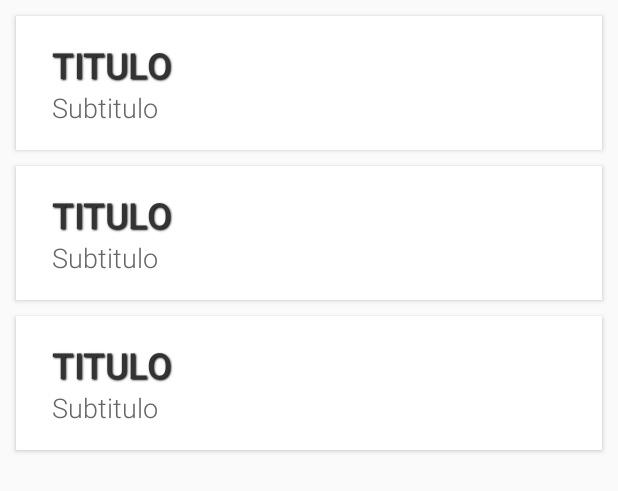
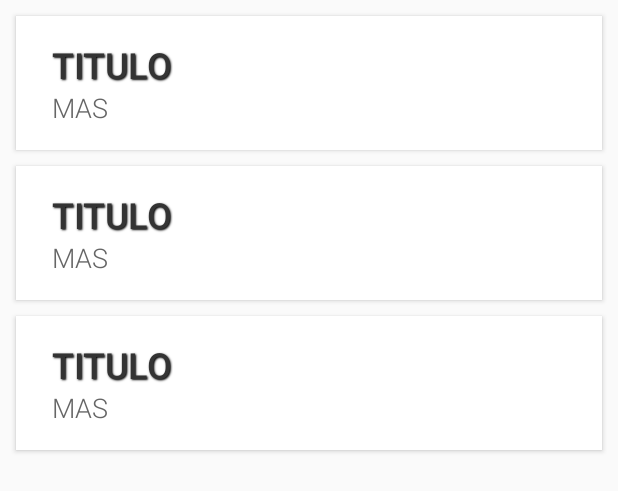
Before and after one commit to cess1/ProyectoMobil, an Android app: the layout activity_main.xml on its own in the app's theme, with its tools: preview values and no code run, on a phone screen of 412 x 824 dp. Shown: the top 491 px of the screen. Run offline under Robolectric (Android 15) with nearby library versions, the phone set to English and light mode, and no system bars.

Commit message:
Diseño 1.1

```diff
--- a/app/src/main/res/layout/item_video.xml
+++ b/app/src/main/res/layout/item_video.xml
@@ -36,7 +36,7 @@
                 android:id="@+id/textSubtitle"
                 android:layout_width="wrap_content"
                 android:layout_height="wrap_content"
-                android:text="Subtitulo"
+                android:text="MAS"
                 android:textSize="18sp"
                 android:fontFamily="sans-serif-light"
                 android:textColor="@color/colorTextSubtitle" /> <!-- Cambia a tu color de texto preferido -->
```
